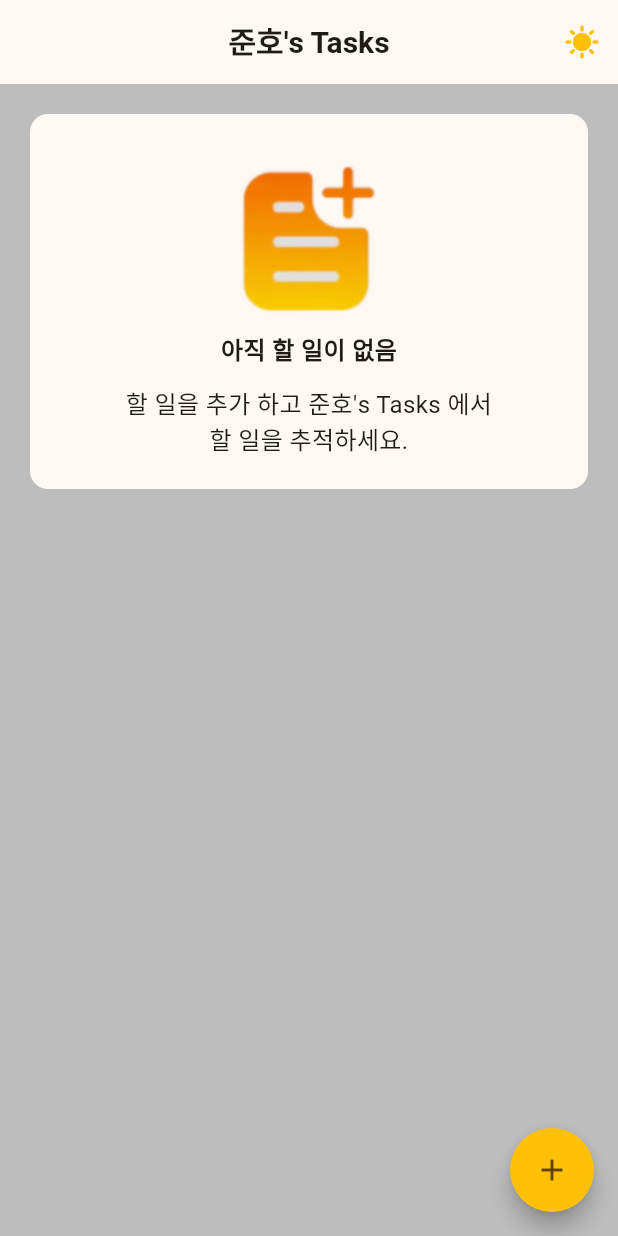
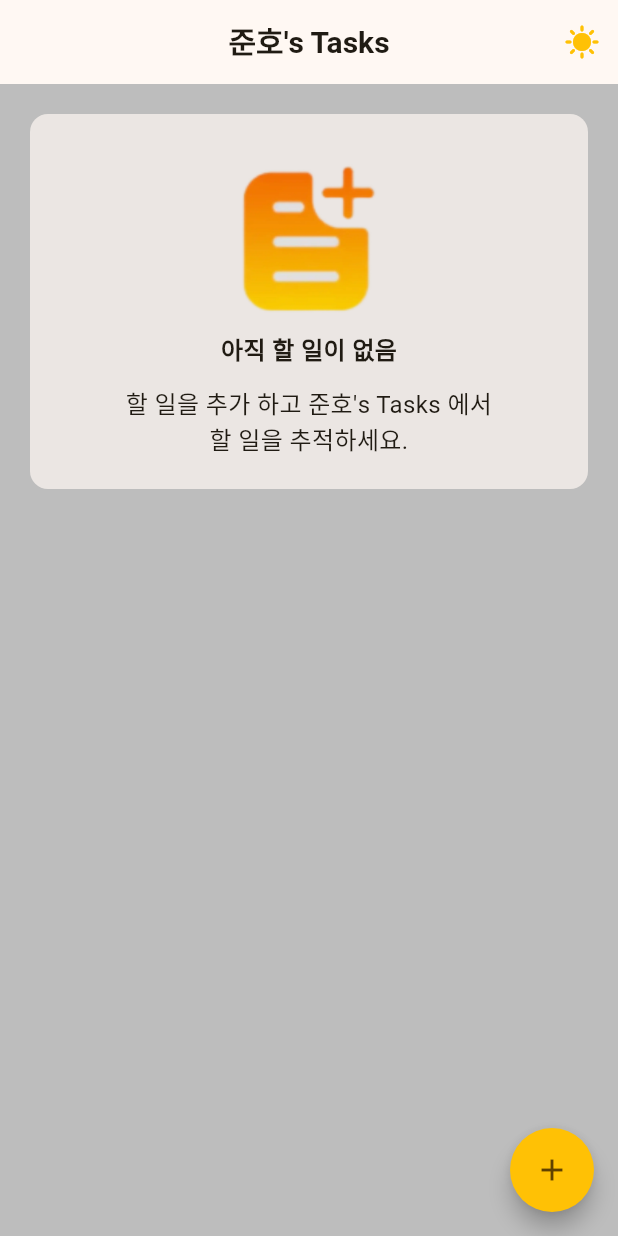
Before and after one commit to pastel67/tasks, a Flutter app: the screen it shows after launch, on a phone screen of 412 x 824 dp. Run offline on Flutter 3.47's test engine with Material 3 defaults, Android fonts, the light colour scheme and no system bars.

Commit message:
feat: 콜백 함수 구현

```diff
--- a/lib/main.dart
+++ b/lib/main.dart
@@ -1,5 +1,4 @@
 import 'package:flutter/material.dart';
-import 'package:tasks/pages/to_do_lists/home_page_dark.dart';
 import 'package:tasks/pages/to_do_lists/home_page_light.dart';
 import 'package:tasks/themeData.dart';
 
@@ -26,10 +25,10 @@ class _MyAppState extends State<MyApp> {
   @override
   Widget build(BuildContext context) {
     return MaterialApp(
-      themeMode: darkMode ? ThemeMode.dark : ThemeMode.light,
+      themeMode: darkMode? ThemeMode.dark : ThemeMode.light,
       theme: lightTheme,
       darkTheme: darkThmem,
-      home: darkMode ? HomePageDark(togled) : HomePageLight(togled),
+      home: HomePageLight(togled),
     );
   }
 }
--- a/lib/pages/to_do_lists/home_page_light.dart
+++ b/lib/pages/to_do_lists/home_page_light.dart
@@ -1,6 +1,7 @@
 import 'package:flutter/material.dart';
-import 'package:tasks/pages/to_do_lists/widget/floating_button.dart';
-import 'package:tasks/pages/to_do_lists/widget/meggage.dart';
+import 'package:tasks/pages/to_do_lists/add_todo_page.dart';
+import 'package:tasks/pages/to_do_lists/widget/non_to_do_list.dart';
+import 'package:tasks/to_do_entity.dart';
 
 class HomePageLight extends StatefulWidget {
   void Function(bool modeChange) togleMode;
@@ -12,13 +13,22 @@ class HomePageLight extends StatefulWidget {
 }
 
 class _HomePageLightState extends State<HomePageLight> {
+  final String appTitle = "준호's Tasks";
   bool modeChange = false;
-  final String appTitle = "준호's Tasks";
+  List<ToDoEntity> todoData = [];
+
+  void addTodoData(ToDoEntity newTodo) {
+    setState(() {
+      todoData.add(newTodo);
+      print(todoData[0].title);
+    });
+  }
 
   @override
   Widget build(BuildContext context) {
     return Scaffold(
-      backgroundColor: Colors.grey[400],
+      backgroundColor: modeChange ? Colors.grey[600] : Colors.grey[400],
+
       appBar: AppBar(
         centerTitle: true,
         title: Text(
@@ -27,10 +37,15 @@ class _HomePageLightState extends State<HomePageLight> {
         ),
         actions: [
           IconButton(
-            icon: Icon(
-              Icons.sunny,
-              color: Theme.of(context).colorScheme.primary,
-            ),
+            icon: modeChange
+                ? Icon(
+                    Icons.nightlight,
+                    color: Theme.of(context).colorScheme.secondary,
+                  )
+                : Icon(
+                    Icons.sunny,
+                    color: Theme.of(context).colorScheme.primary,
+                  ),
             onPressed: () {
               setState(() {
                 modeChange = !modeChange;
@@ -40,9 +55,32 @@ class _HomePageLightState extends State<HomePageLight> {
           ),
         ],
       ),
-      body: Messages(appTitle),
+
+      body: Column(children: [NonToDoList(appTitle)]),
+
       resizeToAvoidBottomInset: false,
-      floatingActionButton: floatingButton(context),
+
+      floatingActionButton: FloatingActionButton(
+        backgroundColor: Theme.of(context).colorScheme.primary,
+        shape: CircleBorder(),
+        onPressed: () {
+          showModalBottomSheet(
+            context: context,
+            isScrollControlled: true,
+            builder: (BuildContext context) {
+              return Padding(
+                padding: EdgeInsets.only(
+                  left: 20,
+                  right: 20,
+                  bottom: MediaQuery.of(context).viewInsets.bottom,
+                ),
+                child: AddTodoPage(addTodoData),
+              );
+            },
+          );
+        },
+        child: Icon(Icons.add, size: 24),
+      ),
     );
   }
 }
--- a/lib/pages/to_do_lists/widget/floating_button.dart
+++ /dev/null
@@ -1,26 +0,0 @@
-import 'package:flutter/material.dart';
-import 'package:tasks/pages/to_do_lists/widget/text_input_bottom_sheet.dart';
-
-FloatingActionButton floatingButton(BuildContext context) {
-  return FloatingActionButton(
-    backgroundColor: Theme.of(context).colorScheme.primary,
-    shape: CircleBorder(),
-    onPressed: () {
-      showModalBottomSheet(
-        context: context,
-        isScrollControlled: true,
-        builder: (BuildContext context) {
-          return Padding(
-            padding: EdgeInsets.only(
-              left: 20,
-              right: 20,
-              bottom: MediaQuery.of(context).viewInsets.bottom,
-            ),
-            child: TextInputField(),
-          );
-        },
-      );
-    },
-    child: Icon(Icons.add, size: 24),
-  );
-}
--- a/lib/pages/to_do_lists/widget/meggage.dart
+++ b/lib/pages/to_do_lists/widget/non_to_do_list.dart
@@ -1,9 +1,9 @@
 import 'package:flutter/material.dart';
 
-class Messages extends StatelessWidget {
+class NonToDoList extends StatelessWidget {
   final String appTitle;
 
-  Messages(this.appTitle);
+  const NonToDoList(this.appTitle);
 
   @override
   Widget build(BuildContext context) {
@@ -12,7 +12,7 @@ class Messages extends StatelessWidget {
       child: Container(
         decoration: BoxDecoration(
           borderRadius: BorderRadius.circular(12),
-          color: Theme.of(context).colorScheme.surface,
+          color: Theme.of(context).colorScheme.surface.withValues(alpha: 0.7),
         ),
         height: 250,
         width: double.infinity,
--- a/lib/themeData.dart
+++ b/lib/themeData.dart
@@ -3,19 +3,19 @@ import 'package:flutter/material.dart';
 final lightTheme = ThemeData(
   useMaterial3: true,
   colorScheme: ColorScheme.fromSeed(
-    primary: Colors.amber,
-    secondary: const Color.fromARGB(255, 255, 228, 132),
+    primary: const Color.fromARGB(255, 255, 193, 5),
+    secondary: const Color.fromARGB(255, 165, 110, 0),
     seedColor: const Color.fromARGB(255, 255, 180, 17),
     brightness: Brightness.light,
   ),
-  dividerColor: Colors.black54,
+  dividerColor: Colors.black87,
 );
 
 final darkThmem = ThemeData(
   useMaterial3: true,
   colorScheme: ColorScheme.fromSeed(
     primary: const Color.fromARGB(255, 56, 0, 120),
-    secondary: Colors.deepPurple,
+    secondary: const Color.fromARGB(255, 191, 154, 255),
     seedColor: Colors.deepPurple,
     brightness: Brightness.dark,
   ),
```
Also changed, not shown: lib/pages/to_do_lists/add_todo_page.dart (added, +176 -0 lines), lib/pages/to_do_lists/home_page_dark.dart (+23 -4 lines), lib/pages/to_do_lists/widget/text_input_bottom_sheet.dart (deleted, +0 -91 lines), lib/pages/to_do_lists/widget/to_do_view.dart (added, +8 -0 lines), lib/to_do_entity.dart (added, +8 -0 lines).
